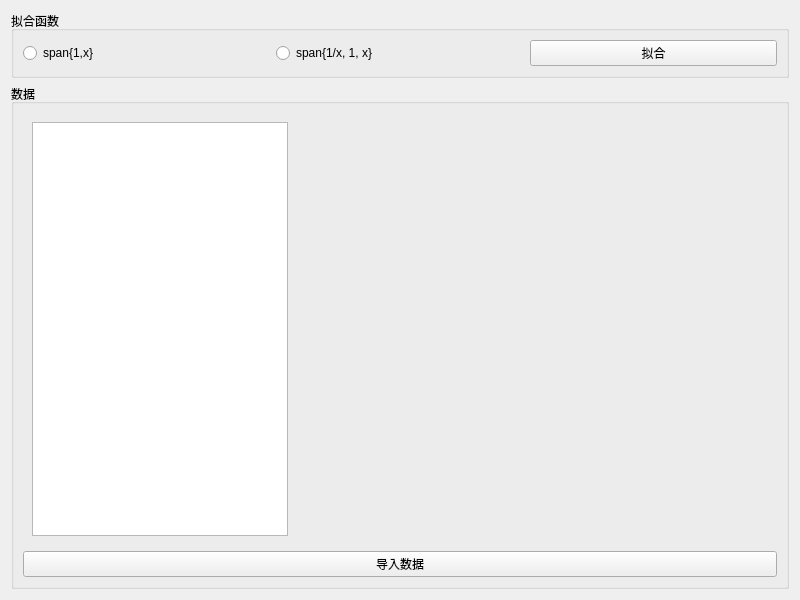
First picture: the form in mywidget.ui, repository muleimulei/Curve_Fitting, before the edit.
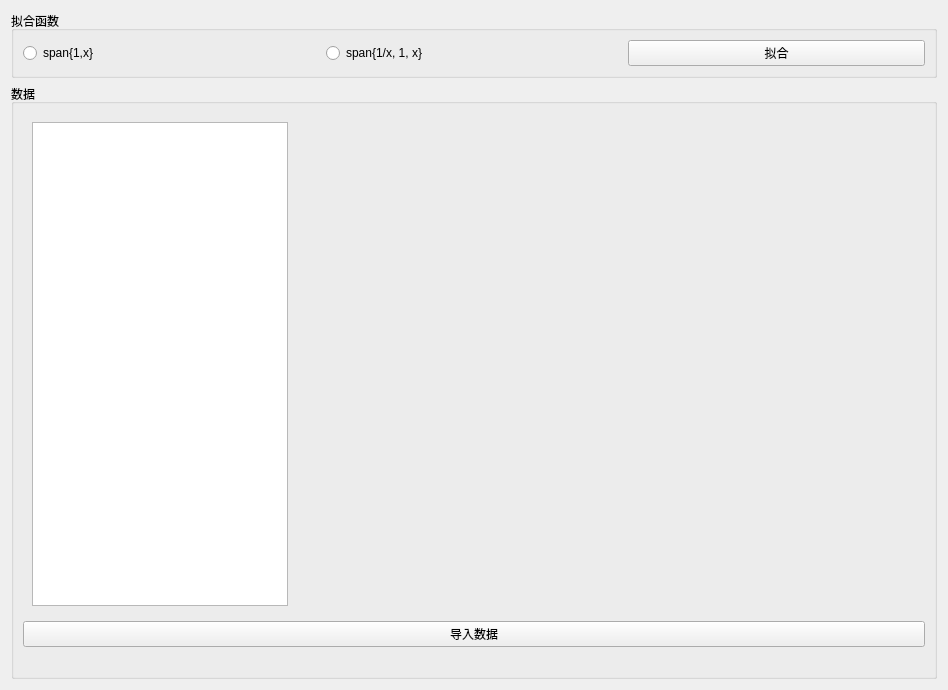
Second picture: the form after the edit.

Commit message: 添加函数显示

The edit to the form file:
```diff
--- a/mywidget.ui
+++ b/mywidget.ui
@@ -6,8 +6,8 @@
    <rect>
     <x>0</x>
     <y>0</y>
-    <width>800</width>
-    <height>600</height>
+    <width>948</width>
+    <height>690</height>
    </rect>
   </property>
   <property name="windowTitle">
@@ -98,6 +98,104 @@
         </property>
        </widget>
       </item>
+      <item>
+       <widget class="QLabel" name="label_2">
+        <property name="palette">
+         <palette>
+          <active>
+           <colorrole role="WindowText">
+            <brush brushstyle="SolidPattern">
+             <color alpha="255">
+              <red>255</red>
+              <green>0</green>
+              <blue>0</blue>
+             </color>
+            </brush>
+           </colorrole>
+           <colorrole role="Text">
+            <brush brushstyle="SolidPattern">
+             <color alpha="255">
+              <red>0</red>
+              <green>0</green>
+              <blue>0</blue>
+             </color>
+            </brush>
+           </colorrole>
+           <colorrole role="PlaceholderText">
+            <brush brushstyle="SolidPattern">
+             <color alpha="128">
+              <red>0</red>
+              <green>0</green>
+              <blue>0</blue>
+             </color>
+            </brush>
+           </colorrole>
+          </active>
+          <inactive>
+           <colorrole role="WindowText">
+            <brush brushstyle="SolidPattern">
+             <color alpha="255">
+              <red>255</red>
+              <green>0</green>
+              <blue>0</blue>
+             </color>
+            </brush>
+           </colorrole>
+           <colorrole role="Text">
+            <brush brushstyle="SolidPattern">
+             <color alpha="255">
+              <red>0</red>
+              <green>0</green>
+              <blue>0</blue>
+             </color>
+            </brush>
+           </colorrole>
+           <colorrole role="PlaceholderText">
+            <brush brushstyle="SolidPattern">
+             <color alpha="128">
+              <red>0</red>
+              <green>0</green>
+              <blue>0</blue>
+             </color>
+            </brush>
+           </colorrole>
+          </inactive>
+          <disabled>
+           <colorrole role="WindowText">
+            <brush brushstyle="SolidPattern">
+             <color alpha="255">
+              <red>120</red>
+              <green>120</green>
+              <blue>120</blue>
+             </color>
+            </brush>
+           </colorrole>
+           <colorrole role="Text">
+            <brush brushstyle="SolidPattern">
+             <color alpha="255">
+              <red>120</red>
+              <green>120</green>
+              <blue>120</blue>
+             </color>
+            </brush>
+           </colorrole>
+           <colorrole role="PlaceholderText">
+            <brush brushstyle="SolidPattern">
+             <color alpha="128">
+              <red>0</red>
+              <green>0</green>
+              <blue>0</blue>
+             </color>
+            </brush>
+           </colorrole>
+          </disabled>
+         </palette>
+        </property>
+        <property name="text">
+         <string/>
+        </property>
+       </widget>
+      </item>
      </layout>
     </widget>
    </item>
```
The commit also changes 2 other files.
